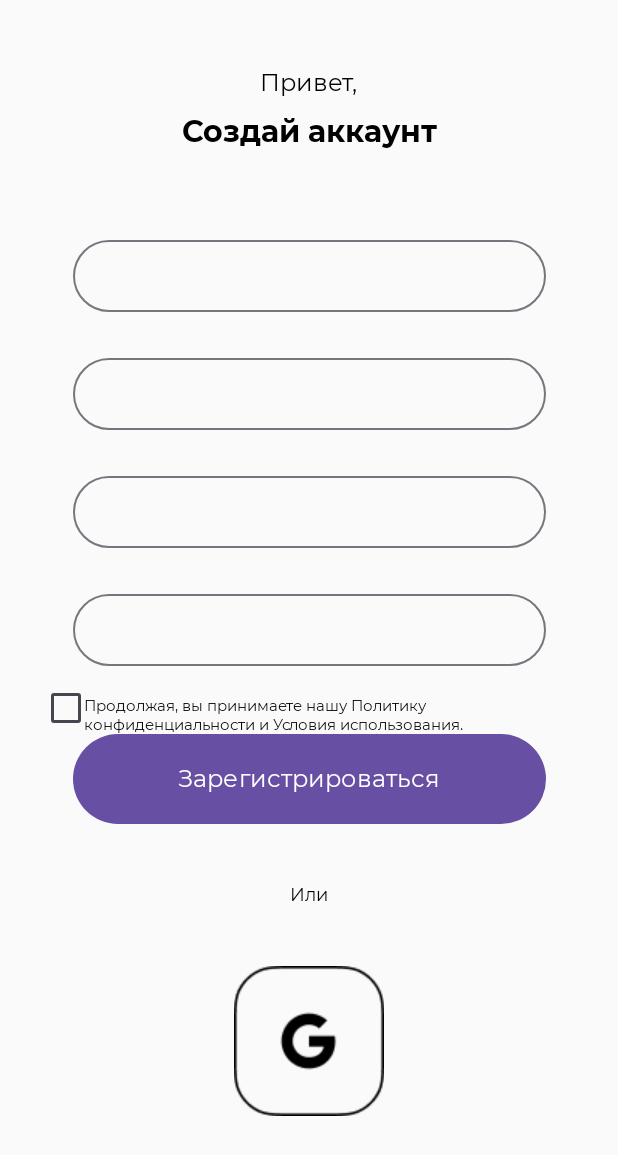
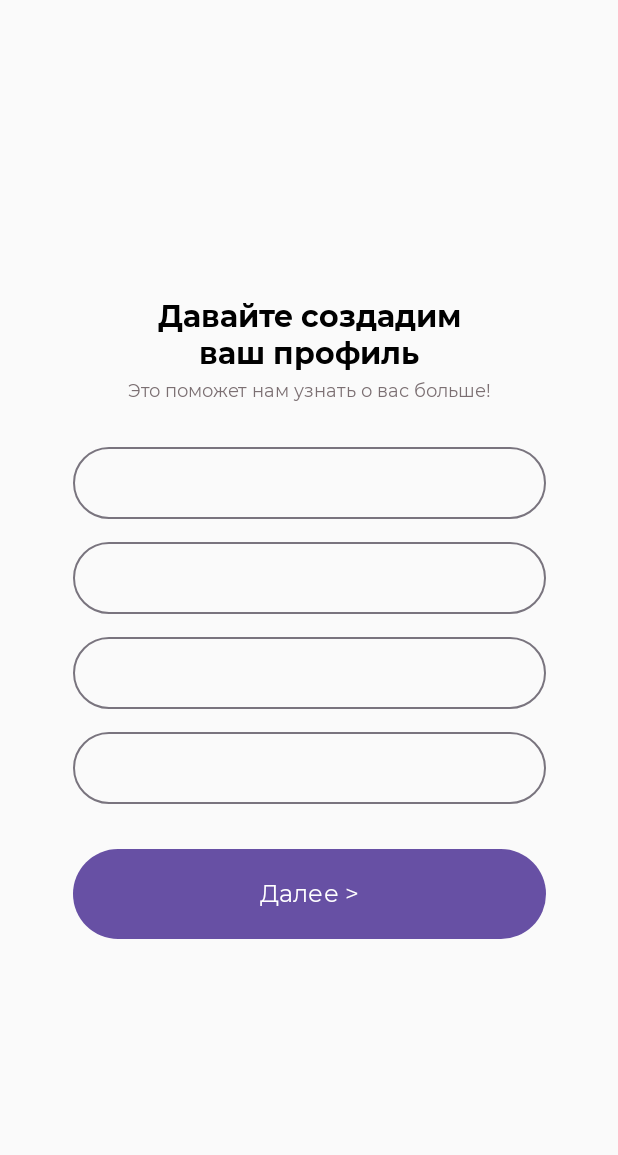
Before and after one commit to prof83247/WildWay, an Android app built with Jetpack Compose: the screen it shows after launch (Authentication before the commit, CreatingProfile after it), after a tap on "Зарегистрироваться", on a phone screen of 412 x 824 dp. Shown: the top 1155 px of the screen. Run offline under Robolectric (Android 15) with nearby library versions, the phone set to English and light mode, and no system bars; Roboto replaces fonts that are not available here.

Commit message:
Last screens of registration module

```diff
--- a/app/src/main/java/com/example/wildway/Authentication.kt
+++ b/app/src/main/java/com/example/wildway/Authentication.kt
@@ -151,7 +151,7 @@ class Authentication : ComponentActivity() {
                 horizontalAlignment = Alignment.CenterHorizontally
             ) {
                 Button(
-                    onClick = { },
+                    onClick = { context.startActivity(Intent(context, CreatingProfile::class.java)) },
                     Modifier.size(315.dp, 60.dp)
                 ) {
                     Text(
--- /dev/null
+++ b/app/src/main/java/com/example/wildway/CreatingProfile.kt
@@ -0,0 +1,130 @@
+package com.example.wildway
+
+import android.content.Intent
+import android.os.Bundle
+import androidx.activity.ComponentActivity
+import androidx.activity.compose.setContent
+import androidx.activity.enableEdgeToEdge
+import androidx.compose.foundation.Image
+import androidx.compose.foundation.layout.Arrangement
+import androidx.compose.foundation.layout.Column
+import androidx.compose.foundation.layout.Spacer
+import androidx.compose.foundation.layout.fillMaxSize
+import androidx.compose.foundation.layout.padding
+import androidx.compose.foundation.layout.size
+import androidx.compose.foundation.shape.CircleShape
+import androidx.compose.foundation.text.KeyboardOptions
+import androidx.compose.material3.Button
+import androidx.compose.material3.OutlinedTextField
+import androidx.compose.material3.Text
+import androidx.compose.runtime.Composable
+import androidx.compose.runtime.getValue
+import androidx.compose.runtime.mutableStateOf
+import androidx.compose.runtime.remember
+import androidx.compose.runtime.setValue
+import androidx.compose.ui.Alignment
+import androidx.compose.ui.Modifier
+import androidx.compose.ui.platform.LocalContext
+import androidx.compose.ui.res.painterResource
+import androidx.compose.ui.text.font.FontStyle
+import androidx.compose.ui.text.font.FontWeight
+import androidx.compose.ui.text.input.KeyboardType
+import androidx.compose.ui.text.input.PasswordVisualTransformation
+import androidx.compose.ui.text.style.TextAlign
+import androidx.compose.ui.unit.dp
+import androidx.compose.ui.unit.sp
+import com.example.wildway.ui.theme.AnotherJustOneTime
+import com.example.wildway.ui.theme.montserratFamily
+
+class CreatingProfile : ComponentActivity() {
+    override fun onCreate(savedInstanceState: Bundle?) {
+        super.onCreate(savedInstanceState)
+        enableEdgeToEdge()
+        setContent {
+            Profile()
+        }
+    }
+}
+
+@Composable
+fun Profile() {
+
+    val context = LocalContext.current
+    var gender by remember { mutableStateOf("") }
+    var birthday by remember { mutableStateOf("") }
+    var weight by remember { mutableStateOf("") }
+    var height by remember { mutableStateOf("") }
+
+    Column(
+        modifier = Modifier
+            .fillMaxSize()
+            .padding(vertical = 45.dp, horizontal = 20.dp),
+        horizontalAlignment = Alignment.CenterHorizontally,
+        verticalArrangement = Arrangement.Center
+    ) {
+        Text(
+            "Давайте создадим\nваш профиль",
+            fontSize = 20.sp,
+            fontWeight = FontWeight.Bold,
+            fontFamily = montserratFamily,
+            fontStyle = FontStyle.Normal,
+            textAlign = TextAlign.Center
+        )
+        Spacer(modifier = Modifier.padding(top = 5.dp))
+        Text(
+            "Это поможет нам узнать о вас больше!",
+            fontSize = 12.sp,
+            fontWeight = FontWeight.Normal,
+            fontFamily = montserratFamily,
+            fontStyle = FontStyle.Normal,
+            color = AnotherJustOneTime
+        )
+        Spacer(modifier = Modifier.padding(bottom = 30.dp))
+
+        OutlinedTextField(
+            value = gender,
+            onValueChange = { gender = it },
+            shape = CircleShape,
+            modifier = Modifier.size(315.dp, 48.dp)
+        )
+        Spacer(modifier = Modifier.padding(bottom = 15.dp))
+
+        OutlinedTextField(
+            value = birthday,
+            onValueChange = { birthday = it },
+            shape = CircleShape,
+            modifier = Modifier.size(315.dp, 48.dp)
+        )
+        Spacer(modifier = Modifier.padding(bottom = 15.dp))
+
+        OutlinedTextField(
+            value = weight,
+            onValueChange = { weight = it },
+            shape = CircleShape,
+            modifier = Modifier.size(315.dp, 48.dp)
+        )
+        Spacer(modifier = Modifier.padding(bottom = 15.dp))
+
+        OutlinedTextField(
+            value = height,
+            onValueChange = { height = it },
+            visualTransformation = PasswordVisualTransformation(),
+            keyboardOptions = KeyboardOptions(keyboardType = KeyboardType.Password),
+            shape = CircleShape,
+            modifier = Modifier.size(315.dp, 48.dp)
+        )
+        Spacer(Modifier.padding(bottom = 30.dp))
+        Button(
+            onClick = { context.startActivity(Intent(context, ChooseGoal::class.java)) },
+            Modifier.size(315.dp, 60.dp)
+        ) {
+            Text(
+                "Далее >",
+                fontStyle = FontStyle.Normal,
+                fontWeight = FontWeight.Normal,
+                fontFamily = montserratFamily,
+                fontSize = 16.sp
+            )
+        }
+    }
+}
--- a/app/src/main/java/com/example/wildway/ui/theme/Color.kt
+++ b/app/src/main/java/com/example/wildway/ui/theme/Color.kt
@@ -19,3 +19,5 @@ val TextGrey = Color(0xFFCFCFCF)
 
 val TextFieldColor = Color(0xFFF7F8F8)
 val JustOneTime = Color(0xFFADA4A5)
+
+val AnotherJustOneTime = Color(0xFF7B6F72)
```
Also changed, not shown: app/src/main/AndroidManifest.xml (+33 -0 lines), app/src/main/java/com/example/wildway/ChooseGoal.kt (added, +86 -0 lines), app/src/main/java/com/example/wildway/SuccessReg.kt (added, +16 -0 lines).
